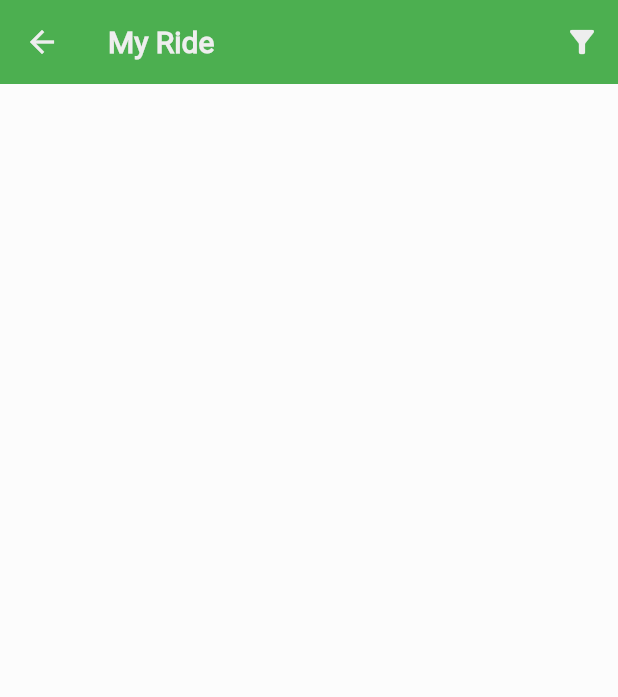
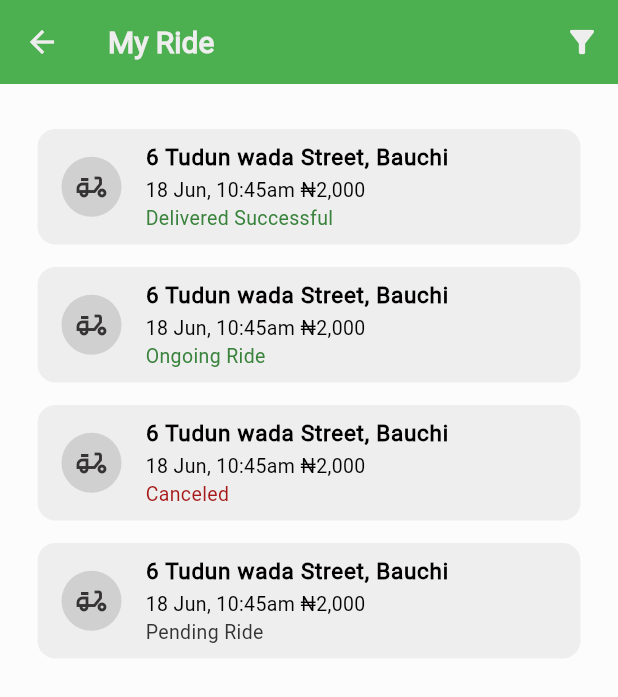
Before and after one commit to vastoutlet/apex_logistics, a Flutter app: the MyRide screen opened by its route, on a phone screen of 412 x 824 dp. Shown: the top 697 px of the screen. Run offline on Flutter 3.47's test engine with Material 3 defaults, Android fonts, the light colour scheme and no system bars; our stand-ins replace animated_splash_screen, dotted_line, firebase_core, flutter_slidable, flutter_styled_toast, get and 5 more; missing offline and left inert: another_stepper; accounts and stored records are empty.

Commit message:
:dizzy: My Ride history UI

```diff
--- /dev/null
+++ b/lib/components/defaultPageStatus.dart
@@ -0,0 +1,25 @@
+import 'package:apex_logistics/components/defaultText.dart';
+import 'package:flutter/material.dart';
+import 'package:lottie/lottie.dart';
+
+class DefaultPageStatus extends StatelessWidget {
+  const DefaultPageStatus({super.key});
+
+  @override
+  Widget build(BuildContext context) {
+    return Column(
+      children: [
+        // EMPTY LIST
+        Lottie.asset(
+          "assets/images/empty.json",
+          width: 400,
+          height: 300,
+        ),
+        const DefaultText(
+          text: "No Ride History",
+          size: 20.0,
+        ),
+      ],
+    );
+  }
+}
--- /dev/null
+++ b/lib/components/defaultRideCards.dart
@@ -0,0 +1,67 @@
+import 'package:apex_logistics/components/defaultText.dart';
+import 'package:apex_logistics/utils/constant.dart';
+import 'package:flutter/material.dart';
+
+class DefaultRideCards extends StatelessWidget {
+  final String? address;
+  final String? timePrice;
+  final String? deliveryMessage;
+  final bool? status;
+
+  const DefaultRideCards({
+    required this.address,
+    required this.timePrice,
+    required this.deliveryMessage,
+    this.status,
+    super.key,
+  });
+
+  @override
+  Widget build(BuildContext context) {
+    return Card(
+      borderOnForeground: false,
+      elevation: 0,
+      margin: const EdgeInsets.only(bottom: 15),
+      color: Constants.whiteNormal,
+      shadowColor: Constants.whiteNormal,
+      shape: RoundedRectangleBorder(
+        borderRadius: BorderRadius.circular(12),
+      ),
+      child: ListTile(
+        leading: const CircleAvatar(
+          backgroundColor: Constants.whiteDark,
+          child: ClipOval(
+            child: Icon(
+              Icons.delivery_dining_outlined,
+              color: Constants.blackNormal,
+            ),
+          ),
+        ),
+        title: DefaultText(
+          text: address,
+          size: 15,
+          weight: FontWeight.bold,
+        ),
+        subtitle: Column(
+          mainAxisAlignment: MainAxisAlignment.spaceAround,
+          crossAxisAlignment: CrossAxisAlignment.start,
+          children: [
+            DefaultText(
+              text: timePrice,
+              size: 13,
+            ),
+            DefaultText(
+              text: deliveryMessage,
+              size: 13,
+              fontColor: (status == null)
+                  ? Constants.blackNormal
+                  : (status == true)
+                      ? Constants.primarydark
+                      : Constants.errorDark,
+            ),
+          ],
+        ),
+      ),
+    );
+  }
+}
--- a/lib/components/defaultSideBar.dart
+++ b/lib/components/defaultSideBar.dart
@@ -75,7 +75,10 @@ class DefaultSideBar extends StatelessWidget {
                 DefaultDrawerItems(
                   icon: Icons.delivery_dining_rounded,
                   text: "My ride",
-                  onTap: () => Get.toNamed(Routes.myRide),
+                  onTap: () => {
+                    Navigator.pop(context),
+                    Get.toNamed(Routes.myRide),
+                  },
                 ),
                 DefaultDrawerItems(
                   icon: Icons.badge,
--- a/lib/views/home/users/decide_route.dart
+++ b/lib/views/home/users/decide_route.dart
@@ -1,4 +1,3 @@
-import 'package:apex_logistics/components/defaultAppBar.dart';
 import 'package:apex_logistics/components/defaultAppBar2.dart';
 import 'package:apex_logistics/components/defaultButton.dart';
 import 'package:apex_logistics/components/defaultForm.dart';
--- a/lib/views/home/users/my_ride.dart
+++ b/lib/views/home/users/my_ride.dart
@@ -1,8 +1,11 @@
 import 'package:apex_logistics/components/defaultAppBar.dart';
+import 'package:apex_logistics/components/defaultRideCards.dart';
+import 'package:apex_logistics/components/defaultText.dart';
 import 'package:apex_logistics/utils/constant.dart';
 
 import 'package:flutter/material.dart';
 import 'package:flutter/widgets.dart';
+import 'package:lottie/lottie.dart';
 
 class MyRide extends StatefulWidget {
   MyRide({super.key});
@@ -19,18 +22,39 @@ class _MyRideState extends State<MyRide> {
     final size = MediaQuery.of(context).size;
     return Scaffold(
       backgroundColor: Constants.whiteLight,
-      appBar: DefaultAppBar(
-      ),
+      appBar: const DefaultAppBar(),
       key: scaffoldKey,
-      body: SafeArea(
+      body: const SafeArea(
         child: Padding(
-          padding: const EdgeInsets.symmetric(
-            horizontal: 30,
-            vertical: 10,
+          padding: EdgeInsets.symmetric(
+            horizontal: 25,
+            vertical: 30,
           ),
           child: Column(
             children: [
-              // APPBAR
+              DefaultRideCards(
+                address: "6 Tudun wada Street, Bauchi",
+                timePrice: "18 Jun, 10:45am ₦2,000",
+                deliveryMessage: "Delivered Successful",
+                status: true,
+              ),
+              DefaultRideCards(
+                address: "6 Tudun wada Street, Bauchi",
+                timePrice: "18 Jun, 10:45am ₦2,000",
+                deliveryMessage: "Ongoing Ride",
+                status: true,
+              ),
+              DefaultRideCards(
+                address: "6 Tudun wada Street, Bauchi",
+                timePrice: "18 Jun, 10:45am ₦2,000",
+                deliveryMessage: "Canceled",
+                status: false,
+              ),
+              DefaultRideCards(
+                address: "6 Tudun wada Street, Bauchi",
+                timePrice: "18 Jun, 10:45am ₦2,000",
+                deliveryMessage: "Pending Ride",
+              ),
             ],
           ),
         ),
```
Also changed, not shown: assets/images/empty.json (added, +1 -0 lines).
